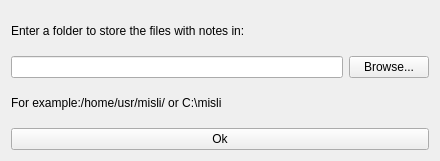
First picture: the form in misli_desktop/getdirdialogue.ui, repository v-ko/pamet, before the edit.
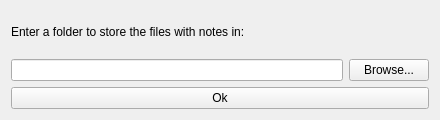
Second picture: the form after the edit.

```diff
--- a/misli_desktop/getdirdialogue.ui
+++ b/misli_desktop/getdirdialogue.ui
@@ -7,7 +7,7 @@
     <x>0</x>
     <y>0</y>
     <width>440</width>
-    <height>161</height>
+    <height>120</height>
    </rect>
   </property>
   <property name="windowTitle">
@@ -37,13 +37,6 @@
        </item>
       </layout>
      </item>
-     <item>
-      <widget class="QLabel" name="explainLabel">
-       <property name="text">
-        <string>For example:/home/usr/misli/ or C:\misli</string>
-       </property>
-      </widget>
-     </item>
      <item>
       <widget class="QPushButton" name="okButton">
        <property name="text">
```
